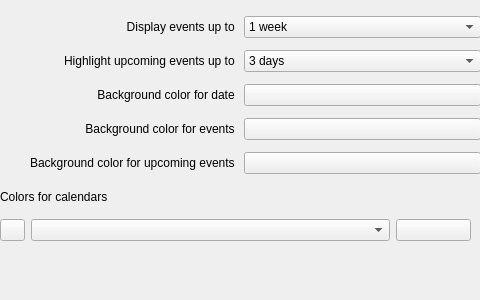
First picture: the form in calendar/src/ui/agendaconfig.ui, repository KDE/akonadi-google-applets, before the edit.
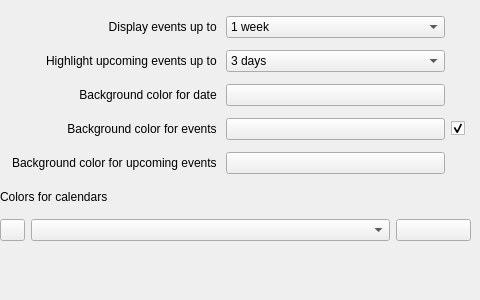
Second picture: the form after the edit. Custom widgets are drawn as their Qt base class.

Commit message: Remove ugly frames and make frames around events as option

Patch:
```diff
--- a/calendar/src/ui/agendaconfig.ui
+++ b/calendar/src/ui/agendaconfig.ui
@@ -179,6 +179,22 @@
     <item row="4" column="1">
      <widget class="KColorButton" name="eventBackground"/>
     </item>
+    <item row="4" column="2">
+     <widget class="QCheckBox" name="eventBackgroundCheckbox">
+      <property name="maximumSize">
+       <size>
+        <width>30</width>
+        <height>16777215</height>
+       </size>
+      </property>
+      <property name="text">
+       <string/>
+      </property>
+      <property name="checked">
+       <bool>true</bool>
+      </property>
+     </widget>
+    </item>
    </layout>
   </widget>
   <widget class="QWidget" name="layoutWidget1">
```
Left out of the diff: 19 changed lines with no effect on the pictures. The commit also changes 8 other files.
